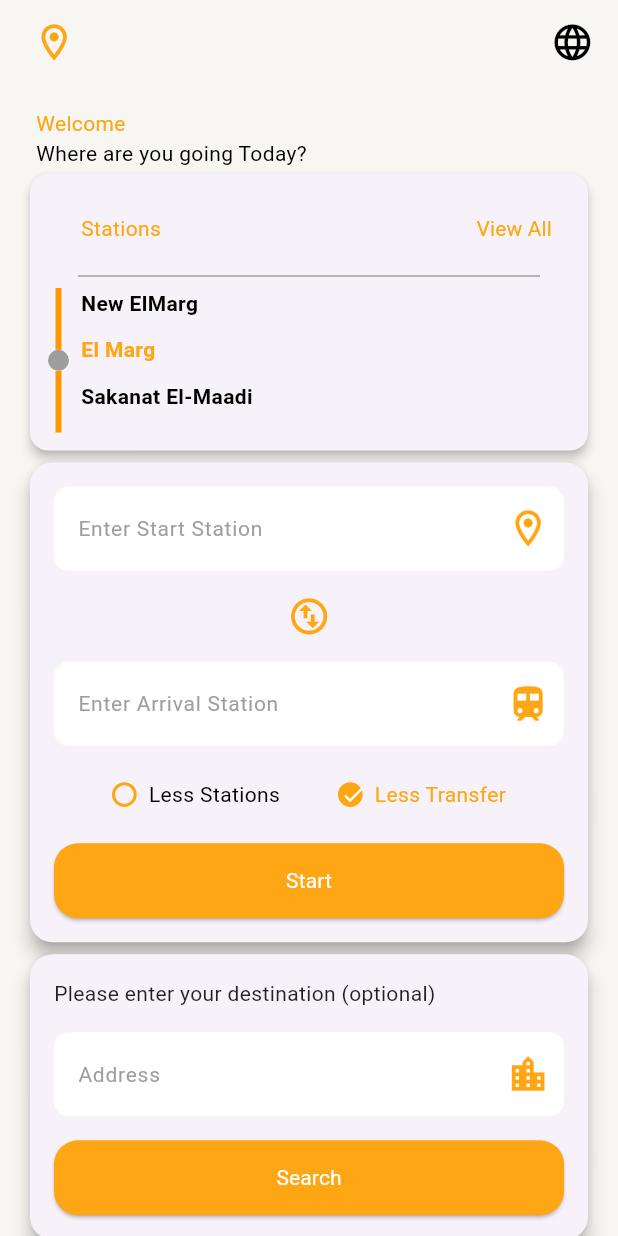
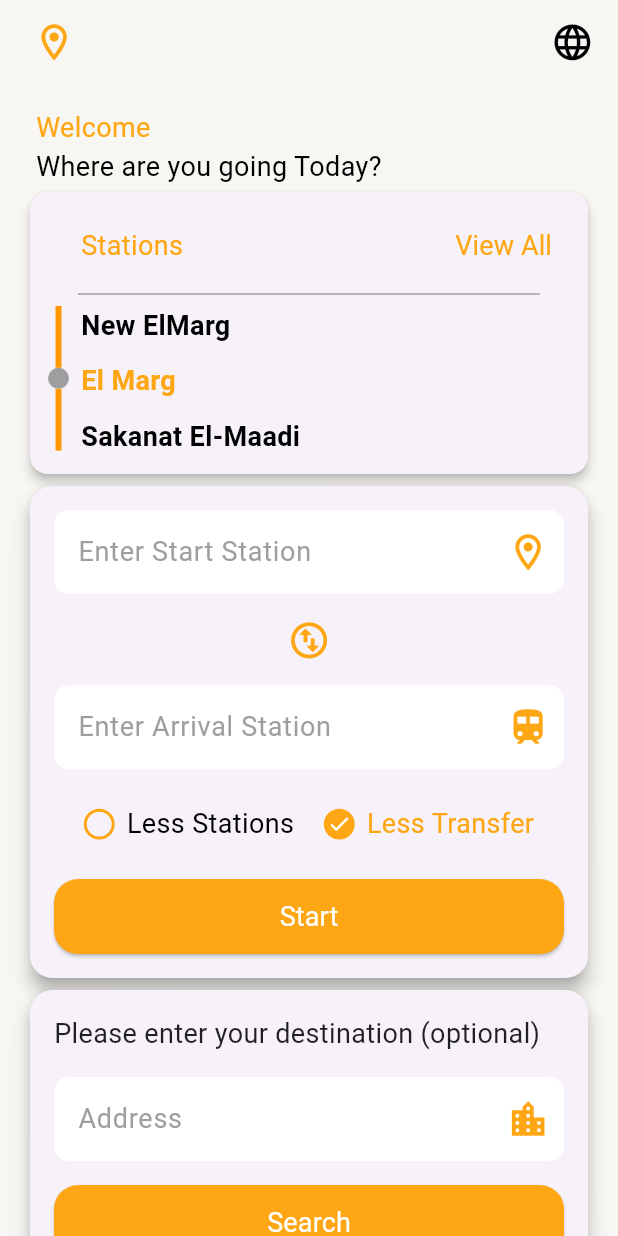
Before and after one commit to RAMD-hub/CairoMetroApp, a Flutter app: the screen it shows after launch, after a tap on "Less Transfer", on a phone screen of 412 x 824 dp. Run offline on Flutter 3.47's test engine with Material 3 defaults, Android fonts, the phone set to English and light mode, and no system bars; our stand-ins replace get.

```diff
--- a/flutter-app/lib/screens/metro_home.dart
+++ b/flutter-app/lib/screens/metro_home.dart
@@ -4,8 +4,8 @@ import 'package:cairo_metro_flutter/widgets/dialog_card.dart';
 import 'package:flutter/material.dart';
 import 'package:get/get.dart';
 import '../widgets/address_card.dart';
-import '../widgets/custom_icon.dart';
 import '../widgets/custom_text.dart';
+import '../widgets/home_appbar.dart';
 import '../widgets/stations_card.dart';
 
 class MetroHome extends StatelessWidget {
@@ -18,22 +18,7 @@ class MetroHome extends StatelessWidget {
       backgroundColor: const Color(0xFFF7F6F2),
       body: CustomScrollView(
         slivers: [
-          SliverAppBar(
-            backgroundColor: Colors.transparent,
-            elevation: 0,
-            pinned: true,
-            floating: false,
-            leading: const Padding(
-              padding: EdgeInsets.only(left: 16.0),
-              child: CustomIcon(icon: Icons.location_on_outlined),
-            ),
-            actions: const [
-              Padding(
-                padding: EdgeInsets.only(right: 16.0),
-                child: CustomIcon(icon: Icons.language, color: Colors.black),
-              ),
-            ],
-          ),
+          HomeAppBar(),
           SliverToBoxAdapter(
             child: Padding(
               padding: const EdgeInsets.all(16),
--- a/flutter-app/lib/widgets/custom_radio_button.dart
+++ b/flutter-app/lib/widgets/custom_radio_button.dart
@@ -28,8 +28,8 @@ class CustomRadioButton extends StatelessWidget {
           spacing: 8,
           children: [
             Container(
-              width: (MediaQuery.sizeOf(context).width * 0.04),
-              height: (MediaQuery.sizeOf(context).height * 0.04),
+              width: (MediaQuery.sizeOf(context).width * 0.05),
+              height: (MediaQuery.sizeOf(context).height * 0.05),
               decoration: BoxDecoration(
                 shape: BoxShape.circle,
                 border: Border.all(color: Color(0xFFFEA613), width: 2),
--- a/flutter-app/lib/widgets/custom_text.dart
+++ b/flutter-app/lib/widgets/custom_text.dart
@@ -18,7 +18,7 @@ class CustomText extends StatelessWidget {
       text,
       style: TextStyle(
         fontSize: txtFontSize == 0
-            ? (MediaQuery.sizeOf(context).width * 0.034).clamp(12.0, 18.0)
+            ? (MediaQuery.sizeOf(context).width * 0.045).clamp(12.0, 18.0)
             : txtFontSize,
         color: txtColor,
         fontWeight: txtFontWeight,
--- /dev/null
+++ b/flutter-app/lib/widgets/home_appbar.dart
@@ -0,0 +1,29 @@
+import 'package:flutter/material.dart';
+
+import 'custom_icon.dart';
+
+class HomeAppBar extends StatelessWidget {
+  const HomeAppBar({
+    super.key,
+  });
+
+  @override
+  Widget build(BuildContext context) {
+    return SliverAppBar(
+      backgroundColor: Colors.transparent,
+      elevation: 0,
+      pinned: true,
+      floating: false,
+      leading: const Padding(
+        padding: EdgeInsets.only(left: 16.0),
+        child: CustomIcon(icon: Icons.location_on_outlined),
+      ),
+      actions: const [
+        Padding(
+          padding: EdgeInsets.only(right: 16.0),
+          child: CustomIcon(icon: Icons.language, color: Colors.black),
+        ),
+      ],
+    );
+  }
+}
```
Also changed, not shown: flutter-app/pubspec.yaml (+11 -3 lines), flutter-app/assets/icon/app_icon.png (added), flutter-app/assets/icon/app_icon1.png (added), flutter-app/assets/icon/app_icon3.png (added), flutter-app/pubspec.lock.
